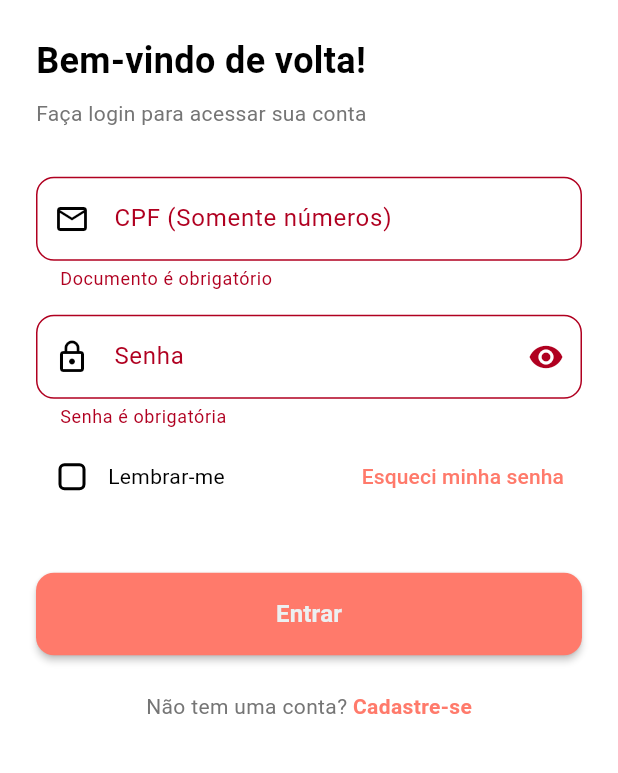
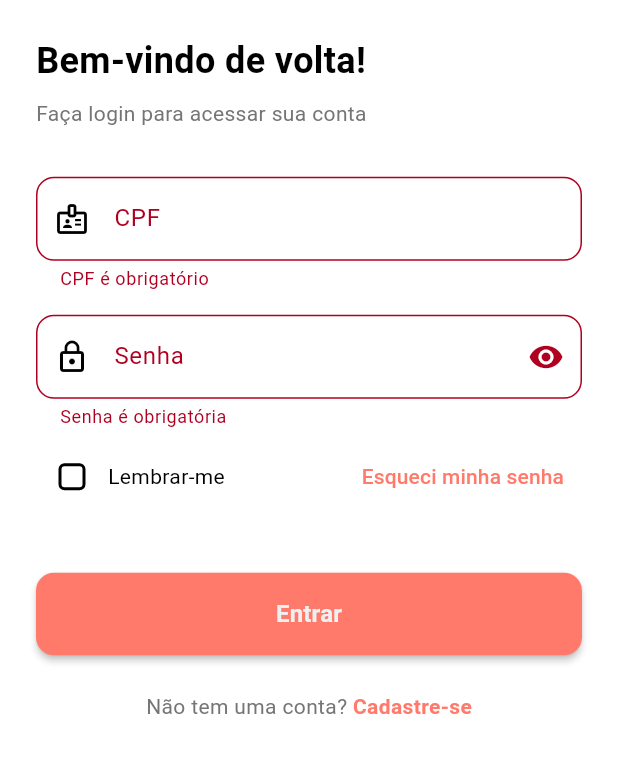
Before and after one commit to italomsilva/zidasp_app, a Flutter app: the screen it shows after launch, after a tap on "Esqueci minha senha", on a phone screen of 412 x 824 dp, the part 361-1134 px from its top. Run offline on Flutter 3.47's test engine with Material 3 defaults, Android fonts, the phone set to English and light mode, and no system bars; our stand-ins replace dio, flutter_secure_storage, font_awesome_flutter, get_it, mask_text_input_formatter, shared_preferences and 1 more.

Commit message:
geral refactor

```diff
--- a/lib/core/core_module.dart
+++ b/lib/core/core_module.dart
@@ -5,6 +5,7 @@ import 'package:dio/dio.dart';
 import 'package:zidasp_app/core/repositories/company_repository.dart';
 import 'package:zidasp_app/core/repositories/pond_repository.dart';
 import 'package:zidasp_app/core/repositories/tide_repository.dart';
+import 'package:zidasp_app/core/repositories/i_user_repository.dart';
 import 'package:zidasp_app/core/repositories/user_repository.dart';
 import 'package:zidasp_app/core/sesssion/session_controller.dart';
 import 'package:zidasp_app/core/theme/theme_controller.dart';
@@ -26,7 +27,7 @@ class CoreModule {
     );
 
     // 2. Repositórios
-    getIt.registerLazySingleton<UserRepository>(() => UserRepository());
+    getIt.registerLazySingleton<IUserRepository>(() => UserRepository());
 
     getIt.registerLazySingleton<CompanyRepository>(() => CompanyRepository());
 
@@ -35,7 +36,7 @@ class CoreModule {
     getIt.registerLazySingleton<TideRepository>(() => TideRepository());
 
     // 3. Controllers
-    getIt.registerSingleton<SessionController>(SessionController(prefs));
+    getIt.registerSingleton<SessionController>(SessionController());
 
     getIt.registerSingleton<ThemeController>(ThemeController());
   }
--- /dev/null
+++ b/lib/core/exceptions/auth_exception.dart
@@ -0,0 +1,23 @@
+class AuthException implements Exception {
+  final String message;
+
+  AuthException(this.message);
+
+  @override
+  String toString() => message;
+}
+
+class InvalidCredentialsException extends AuthException {
+  InvalidCredentialsException([String message = 'CPF ou senha incorretos.'])
+    : super(message);
+}
+
+class NetworkException extends AuthException {
+  NetworkException([
+    String message = 'Erro de conexão. Verifique sua internet.',
+  ]) : super(message);
+}
+
+class ValidationException extends AuthException {
+  ValidationException(String message) : super(message);
+}
--- a/lib/core/repositories/pond_repository.dart
+++ b/lib/core/repositories/pond_repository.dart
@@ -18,7 +18,7 @@ class PondRepository {
 
   // Atualiza status de um dispositivo
   Future<void> toggleDevice(String pondId, String deviceId, bool isOn) async {
-    await Future.delayed(const Duration(milliseconds: 300));
+    await Future.delayed(const Duration(seconds: 2));
   }
 
   // Atualiza configurações do viveiro
--- a/lib/data/mock_data.dart
+++ b/lib/data/mock_data.dart
@@ -228,7 +228,7 @@ class MockData {
       'id': '5',
       'name': 'Roberto Alves',
       'email': 'roberto@fazenda.com',
-      'document': '12345678904',
+      'document': '62796375307',
       'role': 'Employee',
       'joinDate': DateTime(2023, 1, 15),
       'totalPonds': 4,
--- a/lib/modules/auth/auth_module.dart
+++ b/lib/modules/auth/auth_module.dart
@@ -1,7 +1,7 @@
 import 'package:get_it/get_it.dart';
 import 'package:zidasp_app/core/sesssion/session_controller.dart';
 import 'package:zidasp_app/modules/auth/controllers/login_controller.dart';
-import '../../core/repositories/user_repository.dart';
+import 'package:zidasp_app/core/repositories/i_user_repository.dart';
 import '../../../modules/auth/controllers/profile_controller.dart';
 
 final getIt = GetIt.instance;
@@ -9,18 +9,15 @@ final getIt = GetIt.instance;
 // auth_module.dart
 class AuthModule {
   static void init() {
-      final userRepository = getIt<UserRepository>();
-      final sessionController = getIt<SessionController>();
+    final userRepository = getIt<IUserRepository>();
+    final sessionController = getIt<SessionController>();
 
     getIt.registerFactory<ProfileController>(
-      () => ProfileController(userRepository),
+      () => ProfileController(userRepository, sessionController),
     );
 
     getIt.registerFactory<LoginController>(
-      () => LoginController(
-        userRepository,
-        sessionController,
-      ),
+      () => LoginController(userRepository, sessionController),
     );
   }
 }
--- a/lib/modules/auth/controllers/login_controller.dart
+++ b/lib/modules/auth/controllers/login_controller.dart
@@ -1,11 +1,13 @@
 import 'package:signals/signals.dart';
 import 'package:zidasp_app/core/sesssion/session_controller.dart';
-import 'package:zidasp_app/core/repositories/user_repository.dart';
+import 'package:zidasp_app/core/repositories/i_user_repository.dart';
+import '../../../core/exceptions/auth_exception.dart';
+import '../../../core/utils/cpf_validator.dart';
 
 enum LoginStatus { initial, loading, success, error }
 
 class LoginController {
-  final UserRepository _repository;
+  final IUserRepository _repository;
   final SessionController _sessionController;
 
   // Signals para campos do formulário
@@ -49,7 +51,9 @@ class LoginController {
 
   void _validateDocument() {
     if (documentInput.value.isEmpty) {
-      documentError.value = 'Documento é obrigatório';
+      documentError.value = 'CPF é obrigatório';
+    } else if (!CpfValidator.isValid(documentInput.value)) {
+      documentError.value = 'CPF inválido';
     } else {
       documentError.value = null;
     }
@@ -87,9 +91,13 @@ class LoginController {
 
       status.value = LoginStatus.success;
       return true;
+    } on AuthException catch (e) {
+      status.value = LoginStatus.error;
+      errorMessage.value = e.message;
+      return false;
     } catch (e) {
       status.value = LoginStatus.error;
-      errorMessage.value = 'Erro inesperado. Tente novamente.';
+      errorMessage.value = 'Erro inesperado. Tente novamente mais tarde.';
       return false;
     }
   }
--- a/lib/modules/auth/pages/login_page.dart
+++ b/lib/modules/auth/pages/login_page.dart
@@ -1,7 +1,9 @@
 import 'package:flutter/material.dart';
 import 'package:font_awesome_flutter/font_awesome_flutter.dart';
 import 'package:signals/signals_flutter.dart';
+import 'package:mask_text_input_formatter/mask_text_input_formatter.dart';
 import 'package:zidasp_app/widgets/shared/custom_button.dart';
+import '../../../widgets/shared/custom_text_field.dart';
 import '../../../core/di.dart';
 import '../../../core/theme/app_theme.dart';
 import '../controllers/login_controller.dart';
@@ -15,6 +17,11 @@ class LoginPage extends StatefulWidget {
 
 class _LoginPageState extends State<LoginPage> {
   late final controller = inject<LoginController>();
+
+  final _cpfFormatter = MaskTextInputFormatter(
+    mask: '###.###.###-##',
+    filter: {"#": RegExp(r'[0-9]')},
+  );
 
   @override
   void dispose() {
@@ -83,62 +90,35 @@ class _LoginPageState extends State<LoginPage> {
                             ),
                             const SizedBox(height: 32),
                             Watch(
-                              (context) => TextField(
+                              (context) => CustomTextField(
                                 onChanged: controller.setDocumentInput,
-                                keyboardType: TextInputType.emailAddress,
+                                keyboardType: TextInputType.number,
                                 textInputAction: TextInputAction.next,
-                                decoration: InputDecoration(
-                                  labelText: 'CPF (Somente números)',
-                                  hintText: '12345678900',
-                                  prefixIcon: const Icon(Icons.email_outlined),
+                                labelText: 'CPF',
+                                hintText: '000.000.000-00',
+                                prefixIcon: Icons.badge_outlined,
                                 errorText: controller.documentError.value,
-                                  border: OutlineInputBorder(
-                                    borderRadius: BorderRadius.circular(12),
-                                  ),
-                                  focusedBorder: OutlineInputBorder(
-                                    borderRadius: BorderRadius.circular(12),
-                                    borderSide: BorderSide(
-                                      color: AppColors.shrimpAlert,
-                                      width: 2,
-                                    ),
-                                  ),
-                                ),
+                                inputFormatters: [_cpfFormatter],
                               ),
                             ),
 
                             const SizedBox(height: 16),
 
                             Watch(
-                              (context) => TextField(
+                              (context) => CustomTextField(
                                 onChanged: controller.setPasswordInput,
                                 obscureText:
                                     !controller.isPasswordVisible.value,
                                 textInputAction: TextInputAction.done,
-                                decoration: InputDecoration(
                                 labelText: 'Senha',
-                                  hintText: '',
-                                  prefixIcon: const Icon(Icons.lock_outline),
-                                  suffixIcon: IconButton(
-                                    icon: Icon(
-                                      controller.isPasswordVisible.value
+                                hintText: '********',
+                                prefixIcon: Icons.lock_outline,
+                                suffixIcon: controller.isPasswordVisible.value
                                     ? Icons.visibility_off
                                     : Icons.visibility,
-                                    ),
-                                    onPressed:
+                                onSuffixIconPressed:
                                     controller.togglePasswordVisibility,
-                                  ),
                                 errorText: controller.passwordError.value,
-                                  border: OutlineInputBorder(
-                                    borderRadius: BorderRadius.circular(12),
-                                  ),
-                                  focusedBorder: OutlineInputBorder(
-                                    borderRadius: BorderRadius.circular(12),
-                                    borderSide: BorderSide(
-                                      color: AppColors.shrimpAlert,
-                                      width: 2,
-                                    ),
-                                  ),
-                                ),
                               ),
                             ),
 
@@ -268,12 +248,21 @@ class _LoginPageState extends State<LoginPage> {
     );
   }
 
-
   Future<void> _handleLogin() async {
     final success = await controller.login();
 
     if (success && mounted) {
       Navigator.pushReplacementNamed(context, '/home');
+    } else if (mounted &&
+        controller.errorMessage.value != null &&
+        controller.errorMessage.value!.isNotEmpty) {
+      ScaffoldMessenger.of(context).showSnackBar(
+        SnackBar(
+          content: Text(controller.errorMessage.value!),
+          backgroundColor: AppColors.shrimpAlert,
+          behavior: SnackBarBehavior.floating,
+        ),
+      );
     }
   }
 }
--- a/lib/modules/pond/controllers/pond_list_controller.dart
+++ b/lib/modules/pond/controllers/pond_list_controller.dart
@@ -51,7 +51,7 @@ class PondListController {
       return;
     }
 
-    selectedCompanyId.value = userCompanies.first?.id;
+    selectedCompanyId.value = userCompanies.first.id;
 
     if (selectedCompanyId.value != null) {
       await loadPonds();
--- a/lib/modules/pond/pages/pond_detail_page.dart
+++ b/lib/modules/pond/pages/pond_detail_page.dart
@@ -180,7 +180,7 @@ class _PondDetailPageState extends State<PondDetailPage> {
                                           deviceType: device.type,
                                           isOn: device.active,
                                           onChanged: (value) {
-                                            // Implement toggle logic via controller if needed
+                                           controller.toggleDevice(device.pondId, value);
                                           },
                                         ),
                                       );
--- a/lib/modules/pond/widgets/pond_actuator_card.dart
+++ b/lib/modules/pond/widgets/pond_actuator_card.dart
@@ -8,12 +8,14 @@ class PondDeviceGroup extends StatelessWidget {
   final String title;
   final List<ActuatorDTO> devices;
   final Color accentColor;
+  final Function(bool) onChanged;
 
   const PondDeviceGroup({
     super.key,
     required this.title,
     required this.devices,
     required this.accentColor,
+    required this.onChanged,
   });
 
   @override
@@ -63,7 +65,7 @@ class PondDeviceGroup extends StatelessWidget {
                   deviceType: device.type,
                   isOn: device.active,
                   onChanged: (value) {
-                    // Implement toggle logic via controller if needed
+                    onChanged(value);
                   },
                 ),
               );
--- /dev/null
+++ b/lib/widgets/shared/custom_text_field.dart
@@ -0,0 +1,57 @@
+import 'package:flutter/material.dart';
+import 'package:flutter/services.dart';
+import '../../core/theme/app_theme.dart';
+
+class CustomTextField extends StatelessWidget {
+  final String labelText;
+  final String hintText;
+  final IconData prefixIcon;
+  final IconData? suffixIcon;
+  final VoidCallback? onSuffixIconPressed;
+  final bool obscureText;
+  final TextInputType keyboardType;
+  final TextInputAction textInputAction;
+  final String? errorText;
+  final ValueChanged<String>? onChanged;
+  final List<TextInputFormatter>? inputFormatters;
+
+  const CustomTextField({
+    Key? key,
+    required this.labelText,
+    required this.hintText,
+    required this.prefixIcon,
+    this.suffixIcon,
+    this.onSuffixIconPressed,
+    this.obscureText = false,
+    this.keyboardType = TextInputType.text,
+    this.textInputAction = TextInputAction.next,
+    this.errorText,
+    this.onChanged,
+    this.inputFormatters,
+  }) : super(key: key);
+
+  @override
+  Widget build(BuildContext context) {
+    return TextField(
+      onChanged: onChanged,
+      obscureText: obscureText,
+      keyboardType: keyboardType,
+      textInputAction: textInputAction,
+      inputFormatters: inputFormatters,
+      decoration: InputDecoration(
+        labelText: labelText,
+        hintText: hintText,
+        prefixIcon: Icon(prefixIcon),
+        suffixIcon: suffixIcon != null
+            ? IconButton(icon: Icon(suffixIcon), onPressed: onSuffixIconPressed)
+            : null,
+        errorText: errorText,
+        border: OutlineInputBorder(borderRadius: BorderRadius.circular(12)),
+        focusedBorder: OutlineInputBorder(
+          borderRadius: BorderRadius.circular(12),
+          borderSide: const BorderSide(color: AppColors.shrimpAlert, width: 2),
+        ),
+      ),
+    );
+  }
+}
--- a/pubspec.yaml
+++ b/pubspec.yaml
@@ -41,6 +41,7 @@ dependencies:
   get_it: ^9.2.1
   dio: ^5.9.1
   font_awesome_flutter: ^10.12.0
+  flutter_secure_storage: ^10.0.0
 
 dev_dependencies:
   flutter_test:
```
Also changed, not shown: lib/core/repositories/i_user_repository.dart (added, +14 -0 lines), lib/core/repositories/user_repository.dart (+29 -9 lines), lib/core/sesssion/session_controller.dart (+15 -13 lines), lib/core/utils/cpf_validator.dart (added, +45 -0 lines), lib/modules/auth/controllers/profile_controller.dart (+15 -7 lines), lib/modules/auth/dtos/user_dto.dart (+2 -21 lines), lib/modules/auth/pages/profile_page.dart (+36 -38 lines), 5 other files. Lines whose indentation alone changed are shown as unchanged.
